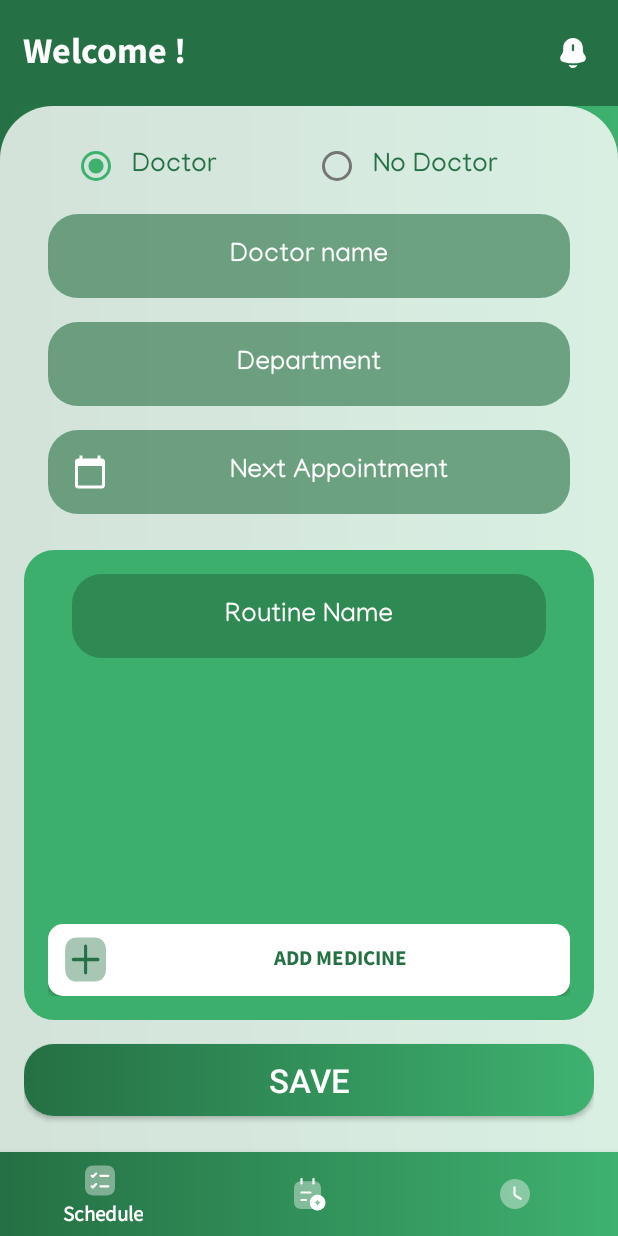
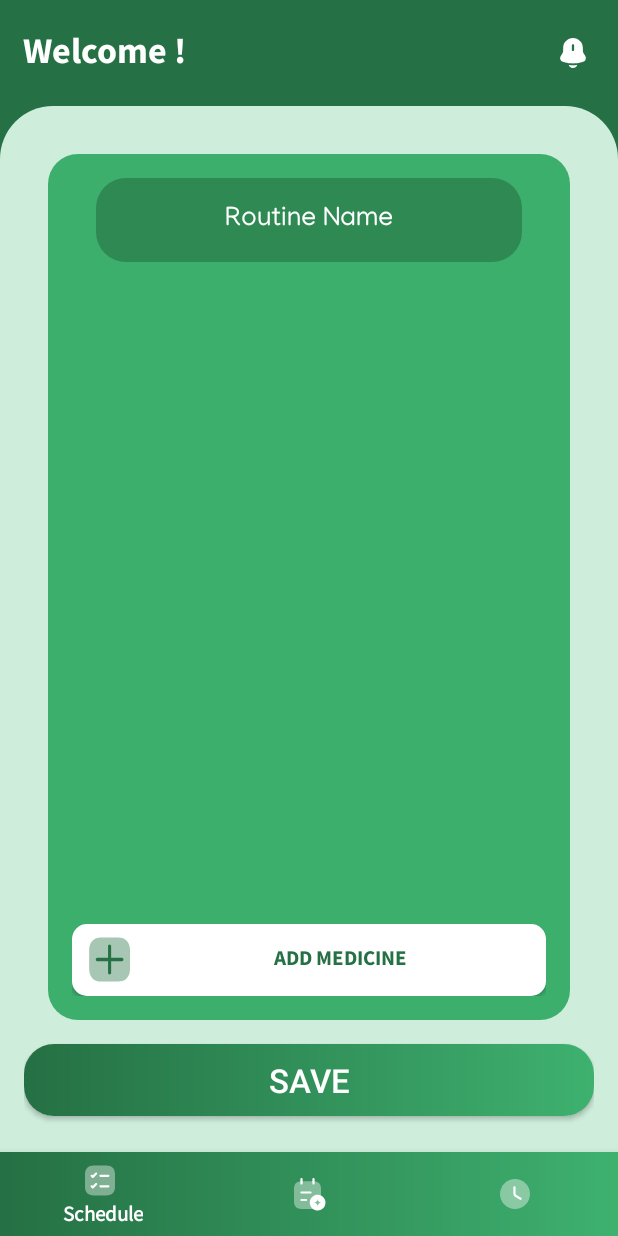
Before and after one commit to Bilalazam26/Dawinii, an Android app: the AddRoutineFragment screen opened through its navigation route, on a phone screen of 412 x 824 dp. Run offline under Robolectric (Android 15) with nearby library versions, the phone set to English and light mode, and no system bars; our stand-ins replace Room's generated code, navigation-ui.

Commit message:
update add routine ui

```diff
--- /dev/null
+++ b/app/src/main/java/com/grad/dawinii/repository/RoutineRepository.kt
@@ -0,0 +1,4 @@
+package com.grad.dawinii.repository
+
+class RoutineRepository {
+}
--- a/app/src/main/java/com/grad/dawinii/view/main/AddRoutineFragment.kt
+++ b/app/src/main/java/com/grad/dawinii/view/routine/AddRoutineFragment.kt
@@ -1,11 +1,10 @@
-package com.grad.dawinii.view.main
+package com.grad.dawinii.view.routine
 
 import android.os.Bundle
 import androidx.fragment.app.Fragment
 import android.view.LayoutInflater
 import android.view.View
 import android.view.ViewGroup
-import com.grad.dawinii.R
 import com.grad.dawinii.databinding.FragmentAddRoutineBinding
 
 class AddRoutineFragment : Fragment() {
@@ -32,26 +31,25 @@ class AddRoutineFragment : Fragment() {
     }
 
     private fun initView() {
-        setDoctorView()
+        binding.saveBtn.setOnClickListener {
+            addRoutine()
+        }
     }
 
-    private fun setDoctorView() {
-        binding.noDoctorRb.setOnClickListener {
-            if (binding.noDoctorRb.isChecked) {
-                binding.doctorInfoLayout.visibility = View.GONE
-            }
+    private fun addRoutine() {
+        val routineName = binding.etAddRoutineName.text.toString()
+        binding.addMedicineBtn.setOnClickListener {
+            addMedicine()
         }
+    }
 
-        binding.doctorRb.setOnClickListener {
-            if (binding.doctorRb.isChecked) {
-                binding.doctorInfoLayout.visibility = View.VISIBLE
-            }
-        }
+    private fun addMedicine() {
+        TODO("Not yet implemented")
     }
 
     companion object {
         @JvmStatic
-        fun newInstance(param1: String, param2: String) =
+        fun newInstance() =
             AddRoutineFragment().apply {
                 arguments = Bundle().apply {
 
--- /dev/null
+++ b/app/src/main/java/com/grad/dawinii/viewModel/RoutineViewModel.kt
@@ -0,0 +1,4 @@
+package com.grad.dawinii.viewModel
+
+class RoutineViewModel {
+}
--- a/app/src/main/res/layout/fragment_add_routine.xml
+++ b/app/src/main/res/layout/fragment_add_routine.xml
@@ -4,100 +4,14 @@
     xmlns:tools="http://schemas.android.com/tools"
     android:layout_width="match_parent"
     android:layout_height="match_parent"
-    android:background="@drawable/background"
+    android:padding="16dp"
+    android:background="@drawable/main_fragment_background"
     tools:context=".view.AddRoutineActivity">
 
     <androidx.constraintlayout.widget.ConstraintLayout
         android:layout_width="match_parent"
         android:layout_height="0dp"
-        android:background="@drawable/fragment_background"
-        android:backgroundTint="#ccffffff"
-        android:padding="16dp"
-        app:layout_constraintBottom_toBottomOf="parent"
-        app:layout_constraintTop_toTopOf="parent"
-        app:layout_constraintVertical_bias="0.0"
-        tools:layout_editor_absoluteX="0dp">
-
-        <RadioGroup
-            android:id="@+id/doctor_rg"
-            android:layout_width="0dp"
-            android:layout_height="wrap_content"
-            android:layout_marginHorizontal="16dp"
-            android:layout_marginBottom="16dp"
-            android:orientation="horizontal"
-            android:weightSum="2"
-            app:layout_constraintEnd_toEndOf="parent"
-            app:layout_constraintStart_toStartOf="parent"
-            app:layout_constraintTop_toTopOf="parent">
-
-            <RadioButton
-                android:id="@+id/doctor_rb"
-                style="@style/radio_btn"
-                android:layout_width="wrap_content"
-                android:layout_height="wrap_content"
-                android:layout_marginHorizontal="16dp"
-                android:layout_weight="1"
-                android:checked="true"
-                android:gravity="center_vertical"
-                android:text="Doctor" />
-
-            <RadioButton
-                android:id="@+id/no_doctor_rb"
-                style="@style/radio_btn"
-                android:layout_width="wrap_content"
-                android:layout_height="wrap_content"
-                android:layout_marginHorizontal="16dp"
-                android:layout_weight="1"
-                android:gravity="center_vertical"
-                android:text="No Doctor" />
-
-        </RadioGroup>
-
-        <LinearLayout
-            android:id="@+id/doctor_info_layout"
-            android:layout_width="match_parent"
-            android:layout_height="wrap_content"
-            android:orientation="vertical"
-            android:visibility="visible"
-            app:layout_constraintTop_toBottomOf="@id/doctor_rg">
-
-            <EditText
-                android:id="@+id/et_doctor_name"
-                style="@style/routine_et"
-                android:ems="10"
-                android:hint="Doctor name"
-                android:inputType="textPersonName"
-                app:layout_constraintEnd_toEndOf="parent"
-                app:layout_constraintStart_toStartOf="parent"
-                app:layout_constraintTop_toBottomOf="@+id/doctor_rg" />
-
-            <EditText
-                android:id="@+id/et_department"
-                style="@style/routine_et"
-                android:ems="10"
-                android:hint="Department"
-                android:inputType="textPersonName"
-                app:layout_constraintEnd_toEndOf="parent"
-                app:layout_constraintStart_toStartOf="parent"
-                app:layout_constraintTop_toBottomOf="@+id/et_doctor_name" />
-
-            <EditText
-                android:id="@+id/et_next_appointment"
-                style="@style/routine_et"
-                android:ems="10"
-                android:hint="Next Appointment"
-                android:inputType="datetime"
-                android:paddingStart="16dp"
-                android:drawableStart="@drawable/ic_baseline_calendar_today_24"
-                app:layout_constraintEnd_toEndOf="parent"
-                app:layout_constraintStart_toStartOf="parent"
-                app:layout_constraintTop_toBottomOf="@+id/et_department" />
-        </LinearLayout>
-
-        <androidx.constraintlayout.widget.ConstraintLayout
-            android:layout_width="match_parent"
-            android:layout_height="0dp"
-            android:layout_marginVertical="16dp"
+        android:layout_margin="16dp"
         android:background="@drawable/btn_background"
         android:backgroundTint="#3DAF6D"
         android:paddingHorizontal="16dp"
@@ -105,11 +19,11 @@
         android:paddingBottom="16dp"
         app:cardCornerRadius="20dp"
         app:layout_constraintBottom_toTopOf="@+id/save_btn"
-            app:layout_constraintTop_toBottomOf="@+id/doctor_info_layout"
+        app:layout_constraintTop_toTopOf="parent"
         tools:layout_editor_absoluteX="24dp">
 
         <EditText
-                android:id="@+id/et_routine_name"
+            android:id="@+id/et_add_routine_name"
             style="@style/routine_et"
             android:hint="Routine Name"
             app:layout_constraintEnd_toEndOf="parent"
@@ -124,7 +38,7 @@
             app:layout_constraintBottom_toTopOf="@id/add_medicine_btn"
             app:layout_constraintEnd_toEndOf="parent"
             app:layout_constraintStart_toStartOf="parent"
-                app:layout_constraintTop_toBottomOf="@id/et_routine_name" />
+            app:layout_constraintTop_toBottomOf="@id/et_add_routine_name" />
 
         <androidx.appcompat.widget.AppCompatButton
             android:id="@+id/add_medicine_btn"
@@ -143,6 +57,8 @@
             app:layout_constraintEnd_toEndOf="parent"/>
 
 
+
+
     </androidx.constraintlayout.widget.ConstraintLayout>
 
     <androidx.appcompat.widget.AppCompatButton
@@ -158,6 +74,3 @@
 
 
 </androidx.constraintlayout.widget.ConstraintLayout>
-
-
-</androidx.constraintlayout.widget.ConstraintLayout>
--- a/app/src/main/res/navigation/main_screen.xml
+++ b/app/src/main/res/navigation/main_screen.xml
@@ -26,6 +26,6 @@
         tools:layout="@layout/fragment_history" />
     <fragment
         android:id="@+id/addRoutineFragment"
-        android:name="com.grad.dawinii.view.main.AddRoutineFragment"
+        android:name="com.grad.dawinii.view.routine.AddRoutineFragment"
         android:label="AddRoutineFragment" />
 </navigation>
```
Lines whose indentation alone changed are shown as unchanged.
